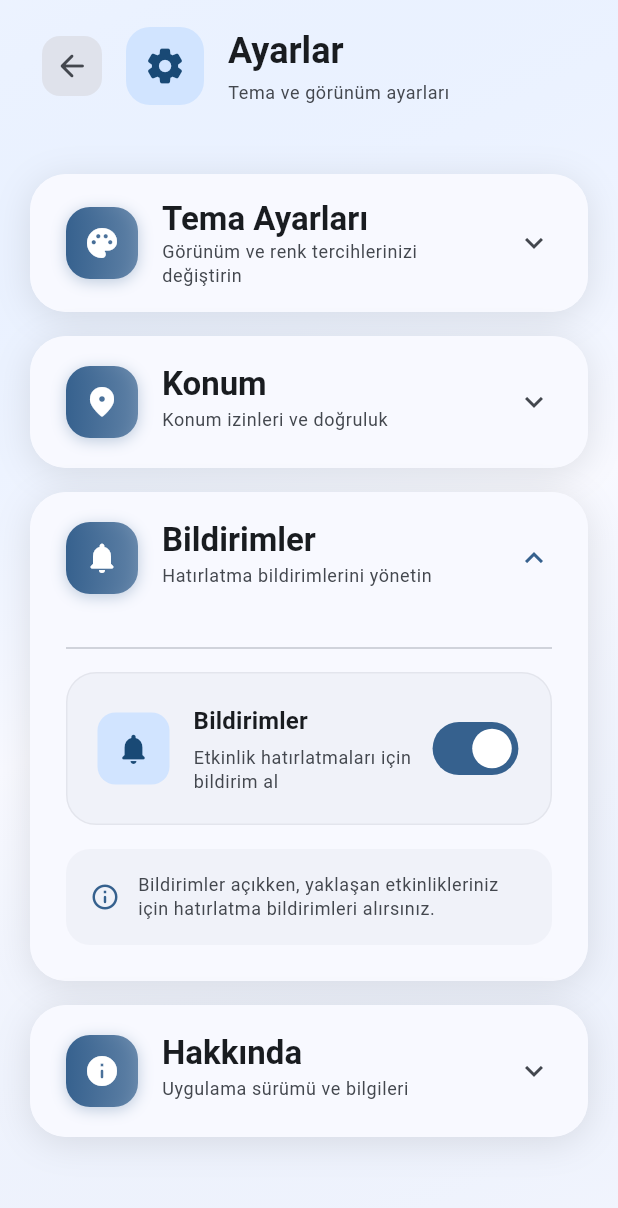
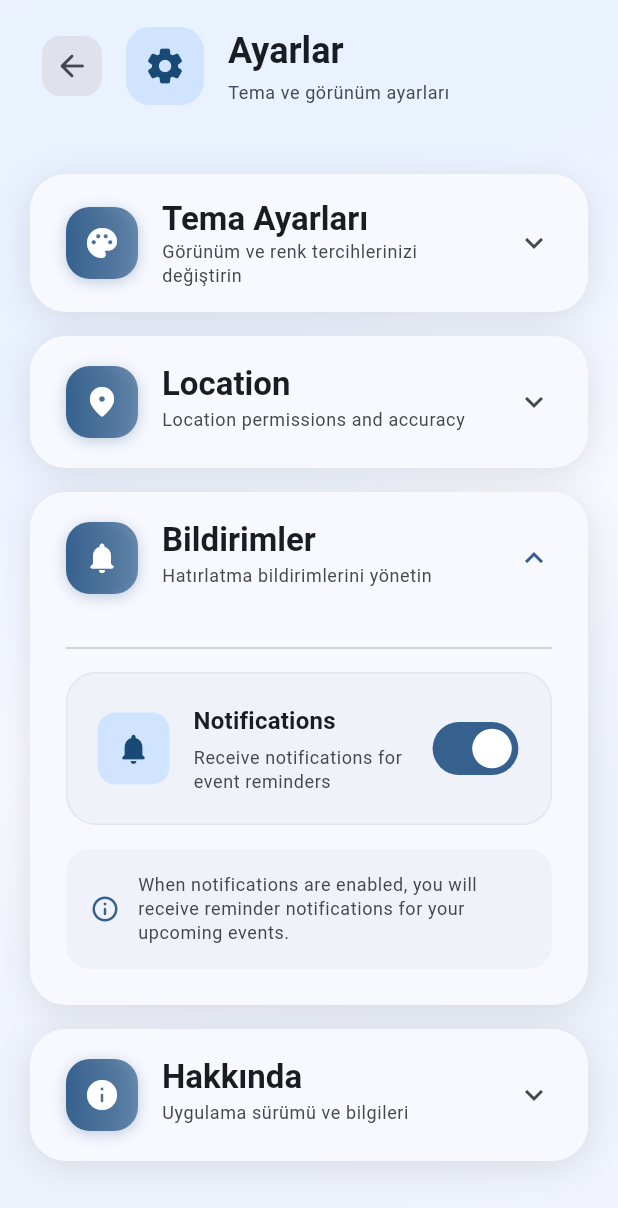
Before and after one commit to Primeteumm/SmartCalendar, a Flutter app: the SettingsScreen screen opened directly, after a tap on "Bildirimler", on a phone screen of 412 x 824 dp. Shown: the top 1208 px of the screen. Run offline on Flutter 3.47's test engine with Material 3 defaults, Android fonts, the light colour scheme and no system bars; our stand-ins replace flutter_dotenv, flutter_map, geolocator, hive, hive_flutter, image_picker and 3 more; accounts and stored records are empty.

Commit message:
ingilizce düzeltmesi + bug fix

```diff
--- a/lib/main.dart
+++ b/lib/main.dart
@@ -39,8 +39,8 @@ void main() async {
     }
   }
 
-  // Initialize date formatting for Turkish locale
-  await initializeDateFormatting('tr_TR', null);
+  // Initialize date formatting for English locale
+  await initializeDateFormatting('en_US', null);
 
   // Initialize Hive storage
   try {
--- a/lib/screens/ai_assistant_screen.dart
+++ b/lib/screens/ai_assistant_screen.dart
@@ -32,9 +32,9 @@ class _AIAssistantScreenState extends State<AIAssistantScreen> {
 
   void _addWelcomeMessage() {
     _messages.add(ChatMessage(
-      text: 'Merhaba! Ben SmartCalendar AI asistanınızım. Size nasıl yardımcı olabilirim?\n\n'
-          '📅 Takviminize etkinlik eklemek için: "Yarın saat 2\'de John\'u ara" veya "Cuma günü spor salonu ekle"\n\n'
-          '❓ Takviminiz hakkında soru sormak için: "Salı günü ne var?", "Gelecek hafta programım nedir?", "Çalışmak için zamanım var mı?"',
+      text: 'Hello! I am your SmartCalendar AI assistant. How can I help you?\n\n'
+          '📅 To add events to your calendar: "Call John tomorrow at 2 PM" or "Add gym on Friday"\n\n'
+          '❓ To ask questions about your calendar: "What\'s on Tuesday?", "What\'s my schedule next week?", "Do I have time to study?"',
       isUser: false,
       timestamp: DateTime.now(),
     ));
@@ -122,7 +122,7 @@ $notesText''';
           if (saved) {
             finalResponse = _generateConfirmationMessage(calendarAction);
           } else {
-            finalResponse = 'Üzgünüm, takvime eklerken bir hata oluştu.';
+            finalResponse = 'Sorry, an error occurred while adding to calendar.';
           }
         } else {
           // Even if parsing failed, if the message seems calendar-related, create a note
@@ -136,7 +136,7 @@ $notesText''';
             );
             final saved = await _saveCalendarAction(fallbackAction, userMessage: message);
             if (saved) {
-              finalResponse = '✅ Notunuz takvime eklendi: "$message"';
+              finalResponse = '✅ Your note has been added to calendar: "$message"';
             }
           }
         }
@@ -154,7 +154,7 @@ $notesText''';
     } catch (e) {
       setState(() {
         _messages.add(ChatMessage(
-          text: 'Bir hata oluştu: ${e.toString()}',
+          text: 'An error occurred: ${e.toString()}',
           isUser: false,
           timestamp: DateTime.now(),
         ));
@@ -229,17 +229,17 @@ $notesText''';
 
   /// Generate confirmation message for calendar action
   String _generateConfirmationMessage(CalendarAction action) {
-    final dateFormat = DateFormat('d MMMM yyyy', 'tr_TR');
+    final dateFormat = DateFormat('d MMMM yyyy', 'en_US');
     final timeFormat = DateFormat('HH:mm');
     final formattedDate = dateFormat.format(action.datetime);
 
     final displayText = action.displayTitle;
 
     if (action.isAllDay) {
-      return '✅ "$displayText" notunu takviminize ${formattedDate} tarihi için (tüm gün) ekledim.';
+      return '✅ I added "$displayText" to your calendar for ${formattedDate} (all day).';
     } else {
       final formattedTime = timeFormat.format(action.datetime);
-      return '✅ "$displayText" notunu takviminize ${formattedDate} tarihinde saat ${formattedTime} için ekledim.';
+      return '✅ I added "$displayText" to your calendar for ${formattedDate} at ${formattedTime}.';
     }
   }
 
@@ -471,7 +471,7 @@ $notesText''';
                         child: TextField(
                           controller: _messageController,
                           decoration: InputDecoration(
-                            hintText: 'Mesajınızı yazın...',
+                            hintText: 'Type your message...',
                             border: OutlineInputBorder(
                               borderRadius: BorderRadius.circular(24),
                               borderSide: BorderSide(
--- a/lib/screens/main_screen.dart
+++ b/lib/screens/main_screen.dart
@@ -37,10 +37,10 @@ class _MainScreenState extends State<MainScreen> {
     showDialog(
       context: context,
       builder: (context) => AlertDialog(
-        title: const Text('Konum İzni Gerekli'),
+        title: const Text('Location Permission Required'),
         content: const Text(
-          'Uygulamanın harita özelliklerini kullanabilmesi için konum iznine ihtiyacı vardır. '
-          'Ayarlardan izin verebilirsiniz.',
+          'The app needs location permission to use map features. '
+          'You can grant permission in settings.',
         ),
         actions: [
           TextButton(
@@ -85,7 +85,7 @@ class _MainScreenState extends State<MainScreen> {
           NavigationDestination(
             icon: Icon(Icons.calendar_today_outlined),
             selectedIcon: Icon(Icons.calendar_today),
-            label: 'Takvim',
+            label: 'Calendar',
           ),
         ],
       ),
--- a/lib/screens/map_screen.dart
+++ b/lib/screens/map_screen.dart
@@ -352,7 +352,7 @@ class _MapScreenState extends State<MapScreen> {
                           const SizedBox(width: 12),
                           Expanded(
                             child: Text(
-                              'Konum başarıyla alındı',
+                              'Location retrieved successfully',
                               style: const TextStyle(
                                 color: Colors.white,
                                 fontSize: 16,
@@ -411,7 +411,7 @@ class _MapScreenState extends State<MapScreen> {
                           const SizedBox(width: 12),
                           Expanded(
                             child: Text(
-                              'Konum alınamadı',
+                              'Location could not be retrieved',
                               style: const TextStyle(
                                 color: Colors.white,
                                 fontSize: 16,
--- a/lib/screens/settings_screen.dart
+++ b/lib/screens/settings_screen.dart
@@ -128,8 +128,8 @@ class _SettingsScreenState extends State<SettingsScreen> {
                         _buildSectionCard(
                           context,
                           icon: Icons.location_on_rounded,
-                          title: 'Konum',
-                          subtitle: 'Konum izinleri ve doğruluk',
+                          title: 'Location',
+                          subtitle: 'Location permissions and accuracy',
                           isExpanded: _isLocationExpanded,
                           onExpansionChanged: (expanded) {
                             setState(() {
@@ -342,8 +342,8 @@ class _SettingsScreenState extends State<SettingsScreen> {
             _buildModernToggle(
               context,
               icon: Icons.location_on_rounded,
-              title: 'Konum Servisleri',
-              subtitle: 'Etkinlikleriniz için konum bilgisi kullan',
+              title: 'Location Services',
+              subtitle: 'Use location information for your events',
               value: settingsProvider.locationEnabled,
               onChanged: (value) async {
                 final success = await settingsProvider.toggleLocation();
@@ -352,9 +352,9 @@ class _SettingsScreenState extends State<SettingsScreen> {
                   if (mounted) {
                     ScaffoldMessenger.of(context).showSnackBar(
                       SnackBar(
-                        content: const Text('Konum izni verilmedi. Lütfen ayarlardan izin verin.'),
+                        content: const Text('Location permission denied. Please grant permission in settings.'),
                         action: SnackBarAction(
-                          label: 'Tamam',
+                          label: 'OK',
                           onPressed: () {},
                         ),
                       ),
@@ -380,7 +380,7 @@ class _SettingsScreenState extends State<SettingsScreen> {
                   const SizedBox(width: 12),
                   Expanded(
                     child: Text(
-                      'Konum servisleri, etkinliklerinize konum eklemenize ve haritada görüntülemenize olanak sağlar.',
+                      'Location services allow you to add locations to your events and view them on the map.',
                       style: Theme.of(context).textTheme.bodySmall?.copyWith(
                             color: Theme.of(context).colorScheme.onSurfaceVariant,
                           ),
@@ -404,8 +404,8 @@ class _SettingsScreenState extends State<SettingsScreen> {
             _buildModernToggle(
               context,
               icon: Icons.notifications_rounded,
-              title: 'Bildirimler',
-              subtitle: 'Etkinlik hatırlatmaları için bildirim al',
+              title: 'Notifications',
+              subtitle: 'Receive notifications for event reminders',
               value: settingsProvider.notificationsEnabled,
               onChanged: (value) async {
                 final success = await settingsProvider.toggleNotifications();
@@ -414,9 +414,9 @@ class _SettingsScreenState extends State<SettingsScreen> {
                   if (mounted) {
                     ScaffoldMessenger.of(context).showSnackBar(
                       SnackBar(
-                        content: const Text('Bildirim izni verilmedi. Lütfen ayarlardan izin verin.'),
+                        content: const Text('Notification permission denied. Please grant permission in settings.'),
                         action: SnackBarAction(
-                          label: 'Tamam',
+                          label: 'OK',
                           onPressed: () {},
                         ),
                       ),
@@ -442,7 +442,7 @@ class _SettingsScreenState extends State<SettingsScreen> {
                   const SizedBox(width: 12),
                   Expanded(
                     child: Text(
-                      'Bildirimler açıkken, yaklaşan etkinlikleriniz için hatırlatma bildirimleri alırsınız.',
+                      'When notifications are enabled, you will receive reminder notifications for your upcoming events.',
                       style: Theme.of(context).textTheme.bodySmall?.copyWith(
                             color: Theme.of(context).colorScheme.onSurfaceVariant,
                           ),
@@ -488,12 +488,12 @@ class _SettingsScreenState extends State<SettingsScreen> {
               ),
               const SizedBox(height: 16),
               Text(
-                'Versiyon: 1.0.0',
+                'Version: 1.0.0',
                 style: Theme.of(context).textTheme.bodyMedium,
               ),
               const SizedBox(height: 8),
               Text(
-                'Akıllı takvim uygulamanız. Etkinliklerinizi yönetin, notlar alın ve AI asistanı ile planlarınızı organize edin.',
+                'Your smart calendar app. Manage your events, take notes, and organize your plans with AI assistant.',
                 style: Theme.of(context).textTheme.bodySmall?.copyWith(
                       color: Theme.of(context).colorScheme.onSurfaceVariant,
                     ),
--- a/lib/widgets/add_event_dialog.dart
+++ b/lib/widgets/add_event_dialog.dart
@@ -127,7 +127,7 @@ class _AddEventDialogState extends State<AddEventDialog> {
                     ),
                     child: Text(
                       _selectedDate != null
-                          ? DateFormat('dd MMMM yyyy', 'tr_TR')
+                          ? DateFormat('dd MMMM yyyy', 'en_US')
                               .format(_selectedDate!)
                           : 'Select date',
                     ),
--- a/lib/widgets/daily_briefing_card.dart
+++ b/lib/widgets/daily_briefing_card.dart
@@ -70,7 +70,7 @@ class DailyBriefingCard extends StatelessWidget {
                     const SizedBox(width: 12),
                     Expanded(
                       child: Text(
-                        'Günlük Özet',
+                        'Daily Briefing',
                         style: Theme.of(context).textTheme.titleLarge?.copyWith(
                               fontWeight: FontWeight.bold,
                               color: Colors.white,
--- a/lib/widgets/daily_briefing_dialog.dart
+++ b/lib/widgets/daily_briefing_dialog.dart
@@ -82,7 +82,7 @@ class DailyBriefingDialog extends StatelessWidget {
                       const SizedBox(width: 16),
                       Expanded(
                         child: Text(
-                          'Günlük Özet',
+                          'Daily Briefing',
                           style: Theme.of(context).textTheme.titleLarge?.copyWith(
                                 fontWeight: FontWeight.bold,
                                 color: Colors.white,
--- a/lib/widgets/scan_schedule_dialog.dart
+++ b/lib/widgets/scan_schedule_dialog.dart
@@ -43,7 +43,7 @@ class _ScanScheduleDialogState extends State<ScanScheduleDialog> {
       }
     } catch (e) {
       setState(() {
-        _errorMessage = 'Resim seçilirken hata oluştu: $e';
+        _errorMessage = 'Error selecting image: $e';
       });
     }
   }
@@ -63,7 +63,7 @@ class _ScanScheduleDialogState extends State<ScanScheduleDialog> {
       setState(() {
         _isScanning = false;
         if (events.isEmpty) {
-          _errorMessage = 'Görüntüde etkinlik bulunamadı. Lütfen daha net bir görüntü deneyin.';
+          _errorMessage = 'No events found in the image. Please try a clearer image.';
         } else {
           _extractedEvents = events;
         }
@@ -71,7 +71,7 @@ class _ScanScheduleDialogState extends State<ScanScheduleDialog> {
     } catch (e) {
       setState(() {
         _isScanning = false;
-        _errorMessage = 'Görüntü tarama sırasında hata oluştu: $e';
+        _errorMessage = 'Error scanning image: $e';
       });
     }
   }
@@ -111,7 +111,7 @@ class _ScanScheduleDialogState extends State<ScanScheduleDialog> {
       Navigator.of(context).pop();
       ScaffoldMessenger.of(context).showSnackBar(
         SnackBar(
-          content: Text('${_extractedEvents!.length} etkinlik takvime eklendi.'),
+          content: Text('${_extractedEvents!.length} events added to calendar.'),
           backgroundColor: Colors.green,
         ),
       );
@@ -152,13 +152,13 @@ class _ScanScheduleDialogState extends State<ScanScheduleDialog> {
                     crossAxisAlignment: CrossAxisAlignment.start,
                     children: [
                       Text(
-                        'Takvim Tarama',
+                        'Schedule Scanner',
                         style: Theme.of(context).textTheme.titleLarge?.copyWith(
                               fontWeight: FontWeight.bold,
                             ),
                       ),
                       Text(
-                        'Görüntüden etkinlikleri çıkar',
+                        'Extract events from image',
                         style: Theme.of(context).textTheme.bodySmall?.copyWith(
                               color: Theme.of(context).colorScheme.onSurfaceVariant,
                             ),
@@ -195,7 +195,7 @@ class _ScanScheduleDialogState extends State<ScanScheduleDialog> {
                     ),
                     const SizedBox(height: 16),
                     Text(
-                      'Görüntü Seç',
+                      'Select Image',
                       style: Theme.of(context).textTheme.titleMedium,
                     ),
                     const SizedBox(height: 8),
@@ -205,13 +205,13 @@ class _ScanScheduleDialogState extends State<ScanScheduleDialog> {
                         ElevatedButton.icon(
                           onPressed: () => _pickImage(ImageSource.camera),
                           icon: const Icon(Icons.camera_alt_rounded),
-                          label: const Text('Kamera'),
+                          label: const Text('Camera'),
                         ),
                         const SizedBox(width: 12),
                         ElevatedButton.icon(
                           onPressed: () => _pickImage(ImageSource.gallery),
                           icon: const Icon(Icons.photo_library_rounded),
-                          label: const Text('Galeri'),
+                          label: const Text('Gallery'),
                         ),
                       ],
                     ),
@@ -243,7 +243,7 @@ class _ScanScheduleDialogState extends State<ScanScheduleDialog> {
                               child: CircularProgressIndicator(strokeWidth: 2),
                             )
                           : const Icon(Icons.scanner_rounded),
-                      label: Text(_isScanning ? 'Taranıyor...' : 'Görüntüyü Tara'),
+                      label: Text(_isScanning ? 'Scanning...' : 'Scan Image'),
                       style: ElevatedButton.styleFrom(
                         padding: const EdgeInsets.symmetric(vertical: 16),
                       ),
@@ -259,7 +259,7 @@ class _ScanScheduleDialogState extends State<ScanScheduleDialog> {
                           _errorMessage = null;
                         });
                       },
-                      child: const Text('Farklı Görüntü Seç'),
+                      child: const Text('Select Different Image'),
                     ),
                 ],
               ),
@@ -314,7 +314,7 @@ class _ScanScheduleDialogState extends State<ScanScheduleDialog> {
                         ),
                         const SizedBox(width: 8),
                         Text(
-                          '${_extractedEvents!.length} etkinlik bulundu',
+                          '${_extractedEvents!.length} events found',
                           style: Theme.of(context).textTheme.titleMedium?.copyWith(
                                 fontWeight: FontWeight.bold,
                               ),
@@ -351,7 +351,7 @@ class _ScanScheduleDialogState extends State<ScanScheduleDialog> {
                                         ),
                                         const SizedBox(height: 4),
                                         Text(
-                                          DateFormat('d MMMM yyyy, EEEE', 'tr_TR').format(event.datetime) +
+                                          DateFormat('d MMMM yyyy, EEEE', 'en_US').format(event.datetime) +
                                               (event.isAllDay ? '' : ' ${DateFormat('HH:mm').format(event.datetime)}'),
                                           style: Theme.of(context).textTheme.bodySmall?.copyWith(
                                                 color: Theme.of(context).colorScheme.onSurfaceVariant,
@@ -384,7 +384,7 @@ class _ScanScheduleDialogState extends State<ScanScheduleDialog> {
                           _errorMessage = null;
                         });
                       },
-                      child: const Text('İptal'),
+                      child: const Text('Cancel'),
                     ),
                   ),
                   const SizedBox(width: 12),
@@ -392,7 +392,7 @@ class _ScanScheduleDialogState extends State<ScanScheduleDialog> {
                     flex: 2,
                     child: ElevatedButton(
                       onPressed: _addEventsToCalendar,
-                      child: const Text('Takvime Ekle'),
+                      child: const Text('Add to Calendar'),
                     ),
                   ),
                 ],
```
Also changed, not shown: lib/screens/calendar_screen.dart (+15 -5 lines), lib/services/gemini_service.dart (+39 -39 lines), lib/widgets/notes_section.dart (+23 -25 lines).
